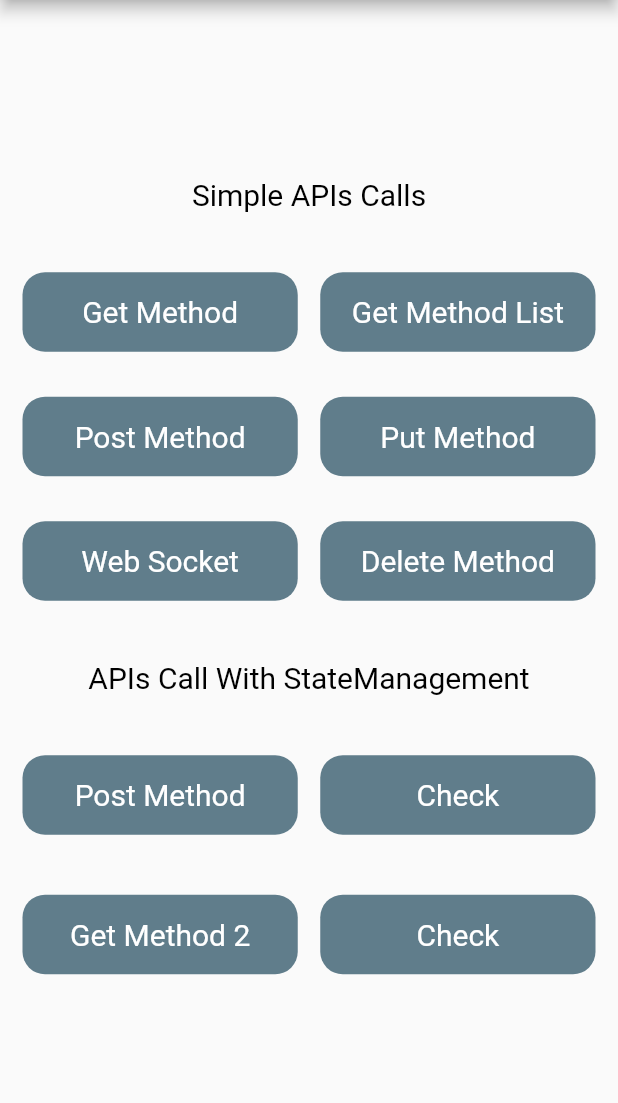
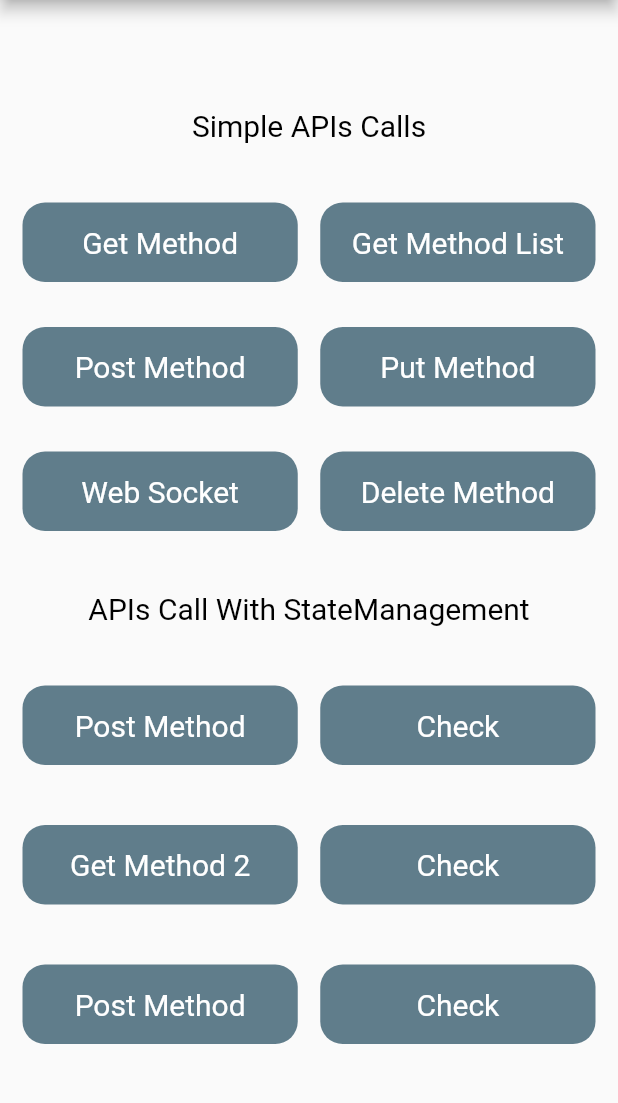
Before and after one commit to keyursavani/Flutter-Rest-APIs, a Flutter app: the screen it shows after launch, on a phone screen of 412 x 824 dp, the part 84-1187 px from its top. Run offline on Flutter 3.47's test engine with Material 2 defaults, Android fonts, the phone set to English and light mode, and no system bars.

Commit message:
Final commit

```diff
--- a/lib/API_With_StateManagement/provider/post_method_provider.dart
+++ b/lib/API_With_StateManagement/provider/post_method_provider.dart
@@ -2,11 +2,11 @@ import 'package:flutter/cupertino.dart';
 import 'package:flutter_rest_api/API_With_StateManagement/model/post_method_model.dart';
 import 'package:flutter_rest_api/API_With_StateManagement/services/post_method_service.dart';
 
-class PostMethodProvider extends ChangeNotifier{
+class PostMethodProvider with ChangeNotifier{
   bool loading = false;
   PostMethodService services = PostMethodService();
-  late PostMethodModel _data;
-  PostMethodModel get data => _data;
+  PostMethodModel? _data;
+  PostMethodModel? get data => _data;
 
   getPostData(String title)async{
     loading = true;
--- a/lib/main.dart
+++ b/lib/main.dart
@@ -1,8 +1,11 @@
 import 'package:flutter/material.dart';
 import 'package:flutter_rest_api/API_With_StateManagement/provider/get_method_2_provider.dart';
 import 'package:flutter_rest_api/API_With_StateManagement/provider/get_method_provider.dart';
+import 'package:flutter_rest_api/API_With_StateManagement/provider/post_method_provider.dart';
 import 'package:flutter_rest_api/API_With_StateManagement/screen/get_method_2_check_screen.dart';
 import 'package:flutter_rest_api/API_With_StateManagement/screen/get_method_2_screen.dart';
+import 'package:flutter_rest_api/API_With_StateManagement/screen/post_method_check_screen.dart';
+import 'package:flutter_rest_api/API_With_StateManagement/screen/post_method_screen.dart';
 
 import 'API_With_StateManagement/screen/get_method_check_screen.dart';
 import 'API_With_StateManagement/screen/get_method_screen.dart';
@@ -27,6 +30,7 @@ class MyApp extends StatelessWidget {
       providers: [
         ChangeNotifierProvider(create: (_) => GetMethodProvider()),
         ChangeNotifierProvider(create: (_) => GetMethod2Provider()),
+        ChangeNotifierProvider(create: (context) => PostMethodProvider()),
       ],
       child: MaterialApp(
         title: 'Flutter Demo',
@@ -245,6 +249,41 @@ class _MyHomePageState extends State<MyHomePage> {
                 ),
               ],
             ),
+            SizedBox(height: 40,),
+            Row(
+              mainAxisAlignment: MainAxisAlignment.spaceBetween,
+              crossAxisAlignment: CrossAxisAlignment.start,
+              children: [
+                Expanded(
+                  child: MyNextButton(
+                      onPressed: (){
+                        Navigator.push(
+                            context,
+                            MaterialPageRoute(builder: (context){
+                              return PostMethodScreenProvider();
+                            })
+                        );
+                      },
+                      name: "Post Method"
+                  ),
+                ),
+                SizedBox(width: 15,),
+                Expanded(
+                  child: MyNextButton(
+                      onPressed: (){
+                        Navigator.push(
+                            context,
+                            MaterialPageRoute(builder: (context){
+                              return PostMethodCheckScreenProvider();
+                            })
+                        );
+                      },
+                      name: "Check"
+                  ),
+                ),
+              ],
+            ),
+
           ],
         ),
       ),
```
Also changed, not shown: lib/API_With_StateManagement/screen/post_method_check_screen.dart (added, +23 -0 lines), lib/API_With_StateManagement/screen/post_method_screen.dart (+57 -7 lines).
